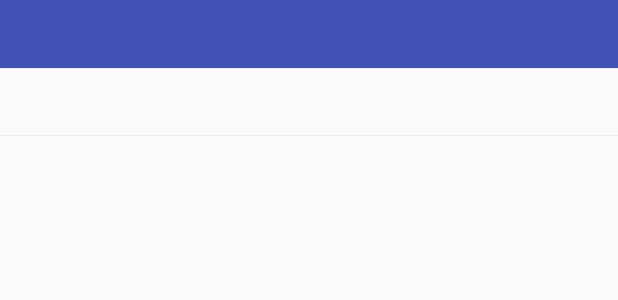
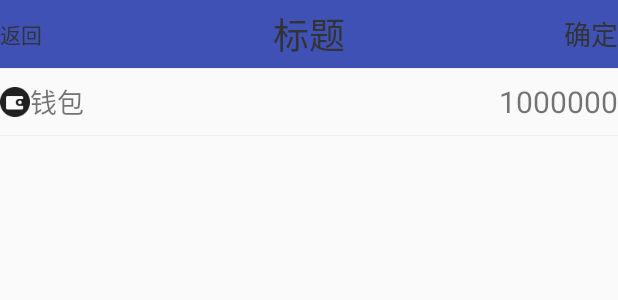
Before and after one commit to Hu12037102/KProjectView, an Android app: the layout activity_main.xml on its own in the app's theme, with its tools: preview values and no code run, on a phone screen of 412 x 824 dp. Shown: the top 300 px of the screen. Run offline under Robolectric (Android 15) with nearby library versions, the phone set to English and light mode, and no system bars.

Commit message:
新增ItemView的一些属性

```diff
--- a/app/src/main/res/layout/activity_main.xml
+++ b/app/src/main/res/layout/activity_main.xml
@@ -9,11 +9,23 @@
     <com.hu.xiaobai.view.TitleView
         android:layout_width="match_parent"
         android:layout_height="wrap_content"
-        app:group_color="@color/colorPrimary"/>
+        app:group_color="@color/colorPrimary"
+        app:back_data="返回"
+        app:sure_data="确定"
+        app:sure_text_size="18dp"
+        app:center_data="标题"
+        app:center_text_size="24sp"
+        />
 
     <com.hu.xiaobai.view.ItemView
         android:id="@+id/item_view"
         android:layout_width="wrap_content"
-        android:layout_height="wrap_content"/>
+        android:layout_height="wrap_content"
+        app:title_text_size="18sp"
+        app:content_text_size="20sp"
+        app:title_left_icon="@mipmap/ic_go_wallet"
+        app:title_data="钱包"
+        app:content_data="1000000"
+        />
 
 </LinearLayout>
--- a/view/src/main/java/com/hu/xiaobai/view/ItemView.kt
+++ b/view/src/main/java/com/hu/xiaobai/view/ItemView.kt
@@ -61,12 +61,15 @@ open class ItemView : RelativeLayout {
                     typedArray.getDrawable(R.styleable.ItemView_title_bottom_icon))
             mTvLeft.text = typedArray.getString(R.styleable.ItemView_title_data)
             mTvLeft.setTextSize(TypedValue.COMPLEX_UNIT_PX, typedArray.getDimensionPixelSize(R.styleable.ItemView_title_text_size, mTvLeft.textSize.toInt()).toFloat())
-            mTvLeft.setCompoundDrawablePadding(typedArray.getDimensionPixelSize(R.styleable.ItemView_title_drawable_padding, 0))
             mTvLeft.compoundDrawablePadding = typedArray.getDimensionPixelSize(R.styleable.ItemView_title_drawable_padding, 0)
             when (typedArray.getBoolean(R.styleable.ItemView_show_top_line, true)) {
                 true -> mTopLine.visibility = View.VISIBLE
                 false -> mTopLine.visibility = View.GONE
             }
+            setMargin(mTvLeft,typedArray.getDimensionPixelSize(R.styleable.ItemView_title_left_margin,0),typedArray.getDimensionPixelSize(R.styleable.ItemView_title_top_margin,0),
+                    typedArray.getDimensionPixelSize(R.styleable.ItemView_title_right_margin,0),typedArray.getDimensionPixelSize(R.styleable.ItemView_title_bottom_margin,0))
+            mTvLeft.setPadding(typedArray.getDimensionPixelSize(R.styleable.ItemView_title_left_padding,0),typedArray.getDimensionPixelSize(R.styleable.ItemView_title_top_padding,0),
+                    typedArray.getDimensionPixelSize(R.styleable.ItemView_title_right_padding,0),typedArray.getDimensionPixelSize(R.styleable.ItemView_title_bottom_padding,0))
             mTopLine.setBackgroundColor(typedArray.getColor(R.styleable.ItemView_bottom_line_color, ContextCompat.getColor(context, R.color.colorFFEFEFEF)))
             setLineHeight(mTopLine, ScreenUtils.dp2px(context, 0.5f))
             setMargin(mTopLine, typedArray.getDimensionPixelSize(R.styleable.ItemView_top_line_margin_left, 0), typedArray.getDimensionPixelSize(R.styleable.ItemView_top_line_margin_top, 0),
@@ -77,15 +80,16 @@ open class ItemView : RelativeLayout {
                     typedArray.getDrawable(R.styleable.ItemView_content_bottom_icon))
             mTvRight.text = typedArray.getString(R.styleable.ItemView_content_data)
             mTvRight.setTextSize(TypedValue.COMPLEX_UNIT_PX, typedArray.getDimensionPixelSize(R.styleable.ItemView_content_text_size, mTvRight.textSize.toInt()).toFloat())
-            mTvRight.setCompoundDrawablePadding(typedArray.getDimensionPixelSize(R.styleable.ItemView_content_drawable_padding, 0))
             mTvRight.compoundDrawablePadding = typedArray.getDimensionPixelSize(R.styleable.ItemView_content_drawable_padding, 0)
             setLineHeight(mBottomLine, ScreenUtils.dp2px(context, 0.5f))
             setMargin(mTopLine, typedArray.getDimensionPixelSize(R.styleable.ItemView_bottom_line_margin_left, 0), typedArray.getDimensionPixelSize(R.styleable.ItemView_bottom_line_margin_top, 0),
                     typedArray.getDimensionPixelSize(R.styleable.ItemView_bottom_line_margin_right, 0), typedArray.getDimensionPixelSize(R.styleable.ItemView_bottom_line_margin_bottom, 0))
-            if (Build.VERSION.SDK_INT >= Build.VERSION_CODES.JELLY_BEAN) {
+            mTvRight.setPadding(typedArray.getDimensionPixelSize(R.styleable.ItemView_content_left_padding,0),typedArray.getDimensionPixelSize(R.styleable.ItemView_content_top_padding,0),
+                    typedArray.getDimensionPixelSize(R.styleable.ItemView_content_right_padding,0),typedArray.getDimensionPixelSize(R.styleable.ItemView_content_bottom_padding,0))
+            setMargin(mTvRight,typedArray.getDimensionPixelSize(R.styleable.ItemView_content_left_margin,0),typedArray.getDimensionPixelSize(R.styleable.ItemView_content_top_margin,0),
+                    typedArray.getDimensionPixelSize(R.styleable.ItemView_content_right_margin,0),typedArray.getDimensionPixelSize(R.styleable.ItemView_content_bottom_margin,0))
+            if (Build.VERSION.SDK_INT >= Build.VERSION_CODES.JELLY_BEAN && typedArray.getDrawable(R.styleable.ItemView_selector_drawable) !=null) {
                 mRootView.background = typedArray.getDrawable(R.styleable.ItemView_selector_drawable)
-            } else {
-                mRootView.setBackgroundDrawable(typedArray.getDrawable(R.styleable.ItemView_selector_drawable))
             }
             typedArray.recycle()
         }
--- a/view/src/main/java/com/hu/xiaobai/view/TitleView.kt
+++ b/view/src/main/java/com/hu/xiaobai/view/TitleView.kt
@@ -3,6 +3,7 @@ package com.hu.xiaobai.view
 import android.content.Context
 import android.support.v4.content.ContextCompat
 import android.util.AttributeSet
+import android.util.TypedValue
 import android.view.View
 import android.view.ViewGroup
 import android.widget.RelativeLayout
@@ -65,17 +66,17 @@ class TitleView : RelativeLayout {
                     typeArray.getDrawable(R.styleable.TitleView_back_top_drawable), typeArray.getDrawable(R.styleable.TitleView_back_right_drawable),
                     typeArray.getDrawable(R.styleable.TitleView_back_bottom_drawable))
             mTvBack.text = typeArray.getString(R.styleable.TitleView_back_data)
-            mTvBack.textSize = typeArray.getDimension(R.styleable.TitleView_back_text_size, mTvBack.textSize)
+            mTvBack.setTextSize(TypedValue.COMPLEX_UNIT_PX,typeArray.getDimension(R.styleable.TitleView_back_text_size,  mTvBack.textSize))
             mTvBack.setTextColor(typeArray.getColor(R.styleable.TitleView_back_text_color, ContextCompat.getColor(context, R.color.colorFF333333)))
             mTvBack.compoundDrawablePadding = typeArray.getDimensionPixelSize(R.styleable.TitleView_back_drawable_padding, 0)
             mTvCenter.text = typeArray.getString(R.styleable.TitleView_center_data)
-            mTvCenter.textSize = typeArray.getDimension(R.styleable.TitleView_center_text_size, mTvCenter.textSize)
+            mTvCenter.setTextSize(TypedValue.COMPLEX_UNIT_PX,typeArray.getDimension(R.styleable.TitleView_center_text_size, mTvCenter.textSize))
             mTvCenter.setTextColor(typeArray.getColor(R.styleable.TitleView_center_text_color, ContextCompat.getColor(context, R.color.colorFF333333)))
             mTvSure.text = typeArray.getString(R.styleable.TitleView_sure_data)
             mTvSure.setCompoundDrawablesWithIntrinsicBounds(typeArray.getDrawable(R.styleable.TitleView_sure_left_drawable),
                     typeArray.getDrawable(R.styleable.TitleView_sure_top_drawable), typeArray.getDrawable(R.styleable.TitleView_sure_right_drawable),
                     typeArray.getDrawable(R.styleable.TitleView_sure_bottom_drawable))
-            mTvSure.textSize = typeArray.getDimensionPixelSize(R.styleable.TitleView_sure_text_size, mTvSure.textSize.toInt()).toFloat()
+            mTvSure.setTextSize(TypedValue.COMPLEX_UNIT_PX,typeArray.getDimension(R.styleable.TitleView_sure_text_size, mTvSure.textSize))
             mTvSure.setTextColor(typeArray.getColor(R.styleable.TitleView_sure_text_color, ContextCompat.getColor(context, R.color.colorFF333333)))
             mTvSure.setPadding(typeArray.getDimensionPixelSize(R.styleable.TitleView_sure_text_padding_left, ScreenUtils.dp2px(context, 0f)),
                     typeArray.getDimensionPixelSize(R.styleable.TitleView_sure_text_padding_top, ScreenUtils.dp2px(context, 0f)),
```
Also changed, not shown: view/src/main/res/values/attrs.xml (+42 -10 lines).
